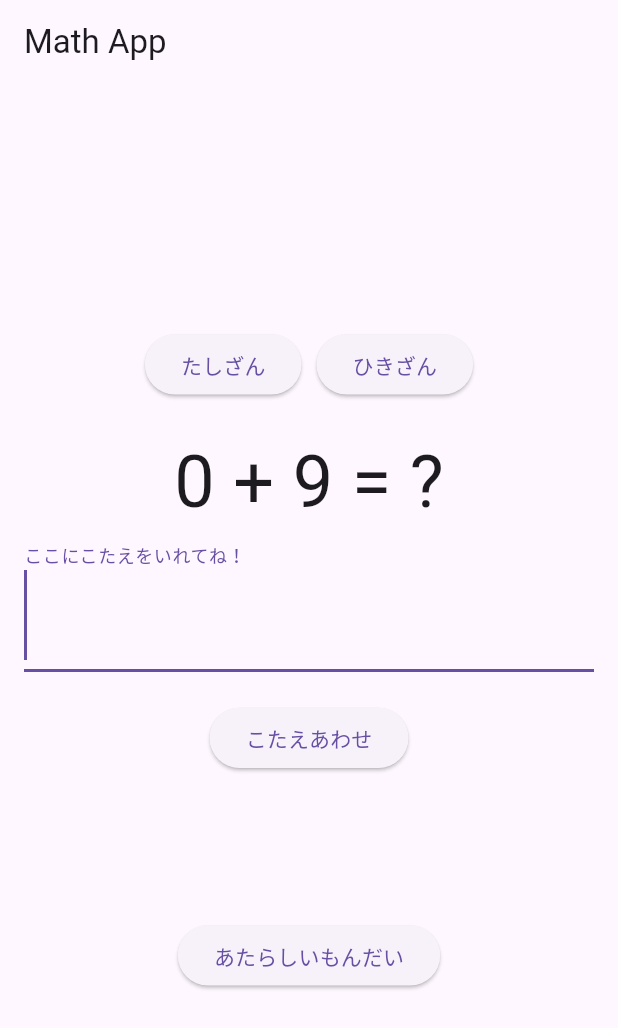
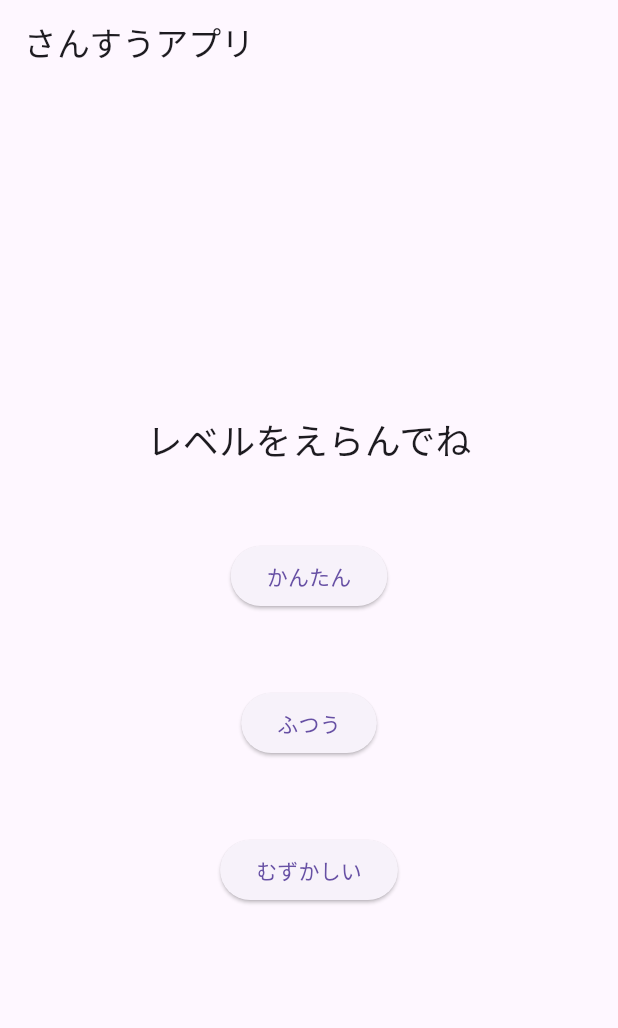
Before and after one commit to suu2626/flutter_addition, a Flutter app: the screen it shows after launch, on a phone screen of 412 x 824 dp. Shown: the top 1028 px of the screen. Run offline on Flutter 3.47's test engine with Material 3 defaults, Android fonts, the phone set to English and light mode, and no system bars.

Commit message:
20240606-1133

```diff
--- a/lib/main.dart
+++ b/lib/main.dart
@@ -3,11 +3,11 @@ import 'package:flutter/services.dart'; // SystemChannelsを使用するため
 import 'dart:math';
 
 void main() {
-  runApp(const AdditionApp());
+  runApp(const MathApp());
 }
 
-class AdditionApp extends StatelessWidget {
-  const AdditionApp({super.key});
+class MathApp extends StatelessWidget {
+  const MathApp({super.key});
 
   @override
   Widget build(BuildContext context) {
@@ -16,14 +16,76 @@ class AdditionApp extends StatelessWidget {
       theme: ThemeData(
         primarySwatch: Colors.blue,
       ),
-      home: const MathScreen(), // メインの画面ウィジェットを指定
+      home: const DifficultyPage(), // トップページの指定
+    );
+  }
+}
+
+// 難易度選択ページウィジェット
+class DifficultyPage extends StatelessWidget {
+  const DifficultyPage({super.key});
+
+  @override
+  Widget build(BuildContext context) {
+    return Scaffold(
+      appBar: AppBar(
+        title: const Text('さんすうアプリ'),
+      ),
+      body: Center(
+        child: Column(
+          mainAxisAlignment: MainAxisAlignment.center,
+          children: <Widget>[
+            const Text(
+              'レベルをえらんでね',
+              style: TextStyle(fontSize: 24),
+            ),
+            const SizedBox(height: 50), // テキストとボタン間のマージンを追加
+            ElevatedButton(
+              onPressed: () {
+                Navigator.push(
+                  context,
+                  MaterialPageRoute(
+                    builder: (context) => const MathScreen(difficulty: 'かんたん'),
+                  ),
+                );
+              },
+              child: const Text('かんたん'),
+            ),
+            const SizedBox(height: 50), // ボタン間のマージン
+            ElevatedButton(
+              onPressed: () {
+                Navigator.push(
+                  context,
+                  MaterialPageRoute(
+                    builder: (context) => const MathScreen(difficulty: 'ふつう'),
+                  ),
+                );
+              },
+              child: const Text('ふつう'),
+            ),
+            const SizedBox(height: 50), // ボタン間のマージン
+            ElevatedButton(
+              onPressed: () {
+                Navigator.push(
+                  context,
+                  MaterialPageRoute(
+                    builder: (context) => const MathScreen(difficulty: 'むずかしい'),
+                  ),
+                );
+              },
+              child: const Text('むずかしい'),
+            ),
+          ],
+        ),
+      ),
     );
   }
 }
 
 // 足し算引き算問題を表示する画面ウィジェット
 class MathScreen extends StatefulWidget {
-  const MathScreen({super.key});
+  final String difficulty;
+  const MathScreen({super.key, required this.difficulty});
 
   @override
   State<MathScreen> createState() => _MathScreenState();
@@ -60,19 +122,38 @@ class _MathScreenState extends State<MathScreen> {
   // 新しい問題を生成するメソッド
   void _generateProblem() {
     setState(() {
-      _num1 = _random.nextInt(10); // 0から9の間のランダムな数を生成
-      _num2 = _random.nextInt(9) + 1; // 1から9の間のランダムな数を生成
+      int maxRange;
+      switch (widget.difficulty) {
+        case 'かんたん':
+          maxRange = 10;
+          break;
+        case 'ふつう':
+          maxRange = 50;
+          break;
+        case 'むずかしい':
+          maxRange = 100;
+          break;
+        default:
+          maxRange = 10;
+      }
+      _num1 = _random.nextInt(maxRange); // ランダムな数を生成
+      _num2 = _random.nextInt(maxRange) + 1; // ランダムな数を生成
+      if (!_isAddition && _num1 < _num2) {
+        // 引き算で左辺が右辺より小さい場合は入れ替える
+        int temp = _num1;
+        _num1 = _num2;
+        _num2 = temp;
+      }
       _controller.clear(); // ユーザー入力をクリア
       _message = ''; // メッセージをクリア
     });
-    WidgetsBinding.instance.addPostFrameCallback((_) {
-      _focusNode.requestFocus(); // 新しい問題生成後に入力欄にフォーカスを設定
-      _showKeyboard(); // 数字キーボードを表示
-    });
+    _focusNode.requestFocus(); // 新しい問題生成後に入力欄にフォーカスを設定
+    _showKeyboard(); // 数字キーボードを表示
   }
 
-  // 数字キーボードを表示するメソッド
-  void _showKeyboard() {
+// 数字キーボードを表示するメソッド
+  void _showKeyboard() async {
+    await Future.delayed(const Duration(milliseconds: 100));
     SystemChannels.textInput.invokeMethod('TextInput.show');
   }
 
@@ -122,7 +203,7 @@ class _MathScreenState extends State<MathScreen> {
   Widget build(BuildContext context) {
     return Scaffold(
       appBar: AppBar(
-        title: const Text('Math App'), // アプリケーションのタイトルを設定
+        title: const Text('さんすうアプリ'), // アプリケーションのタイトルを設定
       ),
       body: Padding(
         padding: const EdgeInsets.all(16.0), // 画面の周囲にパディングを追加
```
Also changed, not shown: 5 other files.
